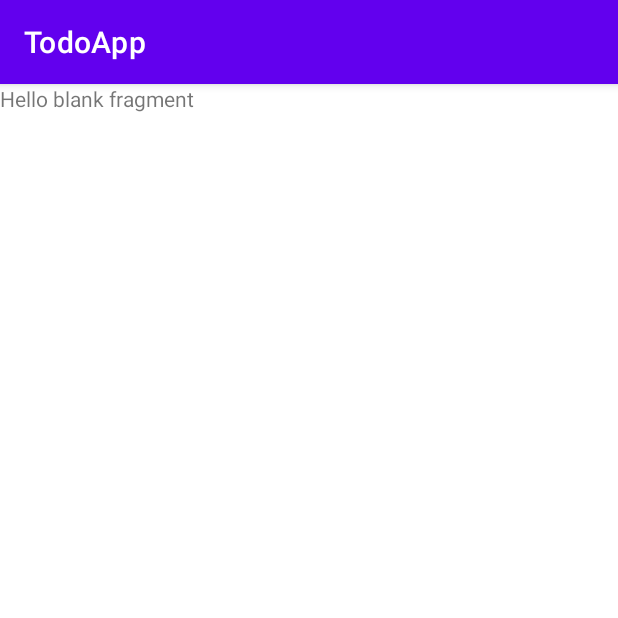
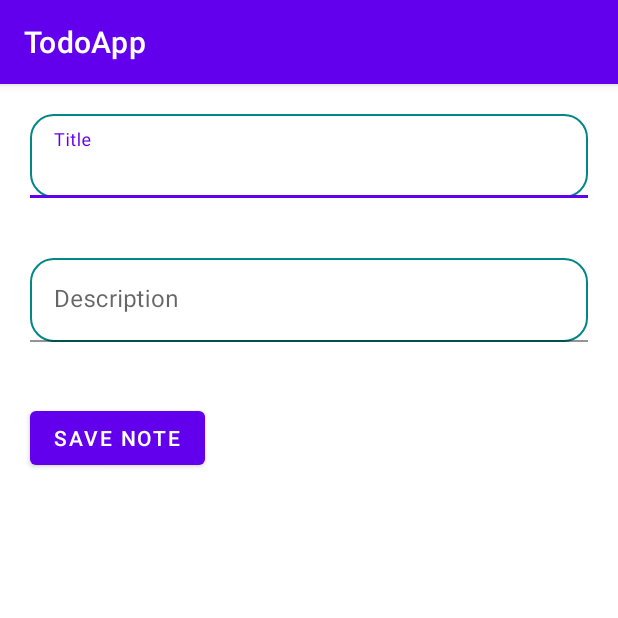
Before and after one commit to alexymumo/TodoApp, an Android app: the fragment SaveNoteFragment shown on its own in the app's theme, on a phone screen of 412 x 824 dp, the top half of it. Run offline under Robolectric (Android 15) with nearby library versions, the phone set to English and light mode, and no system bars.

```diff
--- a/app/src/main/java/com/example/todoapp/ui/activity/MainActivity.kt
+++ b/app/src/main/java/com/example/todoapp/ui/activity/MainActivity.kt
@@ -2,11 +2,13 @@ package com.example.todoapp.ui.activity
 
 import androidx.appcompat.app.AppCompatActivity
 import android.os.Bundle
-import com.example.todoapp.R
+import com.example.todoapp.databinding.ActivityMainBinding
 
 class MainActivity : AppCompatActivity() {
+    private lateinit var binding: ActivityMainBinding
     override fun onCreate(savedInstanceState: Bundle?) {
         super.onCreate(savedInstanceState)
-        setContentView(R.layout.activity_main)
+        binding = ActivityMainBinding.inflate(layoutInflater)
+        setContentView(binding.root)
     }
 }
--- a/app/src/main/java/com/example/todoapp/ui/fragments/SaveNoteFragment.kt
+++ b/app/src/main/java/com/example/todoapp/ui/fragments/SaveNoteFragment.kt
@@ -5,19 +5,16 @@ import androidx.fragment.app.Fragment
 import android.view.LayoutInflater
 import android.view.View
 import android.view.ViewGroup
-import com.example.todoapp.R
+import com.example.todoapp.databinding.FragmentSaveNoteBinding
 
 class SaveNoteFragment : Fragment() {
-
-    override fun onCreate(savedInstanceState: Bundle?) {
-        super.onCreate(savedInstanceState)
-    }
+    private lateinit var binding: FragmentSaveNoteBinding
 
     override fun onCreateView(
         inflater: LayoutInflater, container: ViewGroup?,
         savedInstanceState: Bundle?
-    ): View? {
-        // Inflate the layout for this fragment
-        return inflater.inflate(R.layout.fragment_save_note, container, false)
+    ): View {
+        binding = FragmentSaveNoteBinding.inflate(inflater, container, false)
+        return binding.root
     }
 }
--- /dev/null
+++ b/app/src/main/res/drawable/round_edittext.xml
@@ -0,0 +1,16 @@
+<?xml version="1.0" encoding="utf-8"?>
+<shape xmlns:android="http://schemas.android.com/apk/res/android"
+    android:shape="rectangle"
+    android:padding="10dp">
+
+    <stroke
+        android:width="1dp"
+        android:color="@color/teal_700"/>
+
+    <corners
+        android:radius="20dp"
+        android:bottomRightRadius="15dp"
+        android:bottomLeftRadius="15dp"
+        android:topRightRadius="15dp"
+        android:topLeftRadius="15dp"/>
+</shape>
--- a/app/src/main/res/layout/fragment_save_note.xml
+++ b/app/src/main/res/layout/fragment_save_note.xml
@@ -1,14 +1,43 @@
 <?xml version="1.0" encoding="utf-8"?>
-<FrameLayout xmlns:android="http://schemas.android.com/apk/res/android"
+<LinearLayout xmlns:android="http://schemas.android.com/apk/res/android"
     xmlns:tools="http://schemas.android.com/tools"
     android:layout_width="match_parent"
     android:layout_height="match_parent"
-    tools:context=".SaveNoteFragment">
+    android:orientation="vertical"
+    tools:context="ui.fragments.SaveNoteFragment">
 
-    <!-- TODO: Update blank fragment layout -->
-    <TextView
+    <com.google.android.material.textfield.TextInputLayout
+        android:layout_margin="20dp"
         android:layout_width="match_parent"
-        android:layout_height="match_parent"
-        android:text="@string/hello_blank_fragment" />
+        android:layout_height="wrap_content">
+        <com.google.android.material.textfield.TextInputEditText
+            android:id="@+id/title"
+            android:inputType="text"
+            android:background="@drawable/round_edittext"
+            android:hint="@string/title"
+            android:textSize="16sp"
+            android:layout_width="match_parent"
+            android:layout_height="match_parent"/>
+    </com.google.android.material.textfield.TextInputLayout>
 
-</FrameLayout>
+    <com.google.android.material.textfield.TextInputLayout
+        android:layout_margin="20dp"
+        android:layout_width="match_parent"
+        android:layout_height="wrap_content">
+        <com.google.android.material.textfield.TextInputEditText
+            android:id="@+id/Description"
+            android:background="@drawable/round_edittext"
+            android:hint="@string/description"
+            android:textSize="16sp"
+            android:inputType="text"
+            android:layout_width="match_parent"
+            android:layout_height="match_parent"/>
+    </com.google.android.material.textfield.TextInputLayout>
+
+    <Button
+        android:id="@+id/save_note"
+        android:layout_margin="20dp"
+        android:text="@string/save_note"
+        android:layout_width="wrap_content"
+        android:layout_height="wrap_content"/>
+</LinearLayout>
--- a/app/src/main/res/layout/fragment_update_note.xml
+++ b/app/src/main/res/layout/fragment_update_note.xml
@@ -3,7 +3,7 @@
     xmlns:tools="http://schemas.android.com/tools"
     android:layout_width="match_parent"
     android:layout_height="match_parent"
-    tools:context=".UpdateNoteFragment">
+    tools:context="ui.fragments.UpdateNoteFragment">
 
     <!-- TODO: Update blank fragment layout -->
     <TextView
--- a/app/src/main/res/navigation/nav_graph.xml
+++ b/app/src/main/res/navigation/nav_graph.xml
@@ -7,7 +7,7 @@
 
     <fragment
         android:id="@+id/saveNoteFragment"
-        android:name="com.example.todoapp.SaveNoteFragment"
+        android:name="com.example.todoapp.ui.fragments.SaveNoteFragment"
         android:label="fragment_save_note"
         tools:layout="@layout/fragment_save_note" >
         <action
@@ -16,12 +16,12 @@
     </fragment>
     <fragment
         android:id="@+id/updateNoteFragment"
-        android:name="com.example.todoapp.UpdateNoteFragment"
+        android:name="com.example.todoapp.ui.fragments.UpdateNoteFragment"
         android:label="fragment_update_note"
         tools:layout="@layout/fragment_update_note" />
     <fragment
         android:id="@+id/homeFragment"
-        android:name="com.example.todoapp.HomeFragment"
+        android:name="com.example.todoapp.ui.fragments.HomeFragment"
         android:label="fragment_home"
         tools:layout="@layout/fragment_home" >
         <action
--- a/app/src/main/res/values/strings.xml
+++ b/app/src/main/res/values/strings.xml
@@ -2,4 +2,9 @@
     <string name="app_name">TodoApp</string>
     <!-- TODO: Remove or change this placeholder text -->
     <string name="hello_blank_fragment">Hello blank fragment</string>
+    <string name="title">Title</string>
+    <string name="description">Description</string>
+    <string name="save_note">Save Note</string>
+    <string name="note_title">Note Title</string>
+    <string name="note_description">Note Description</string>
 </resources>
```
Also changed, not shown: app/src/main/java/com/example/todoapp/ui/fragments/HomeFragment.kt (+9 -6 lines), app/src/main/java/com/example/todoapp/ui/fragments/UpdateNoteFragment.kt (+5 -9 lines), app/src/main/res/layout/activity_main.xml (+10 -6 lines), app/src/main/res/layout/fragment_home.xml (+23 -6 lines), app/src/main/res/layout/note_item.xml (added, +37 -0 lines).
